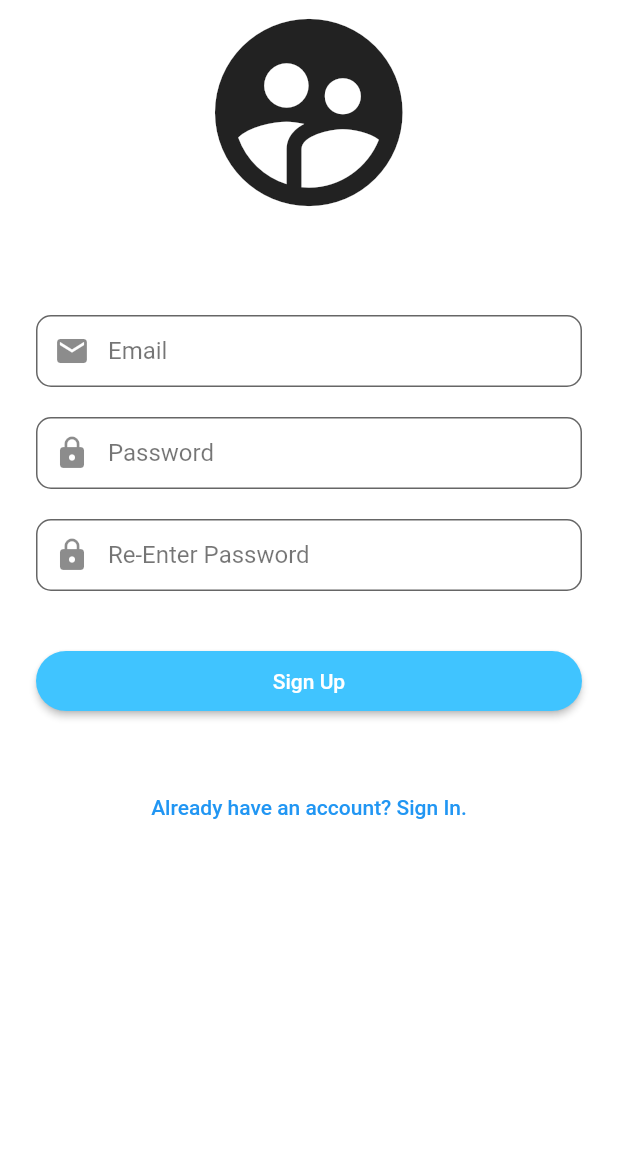
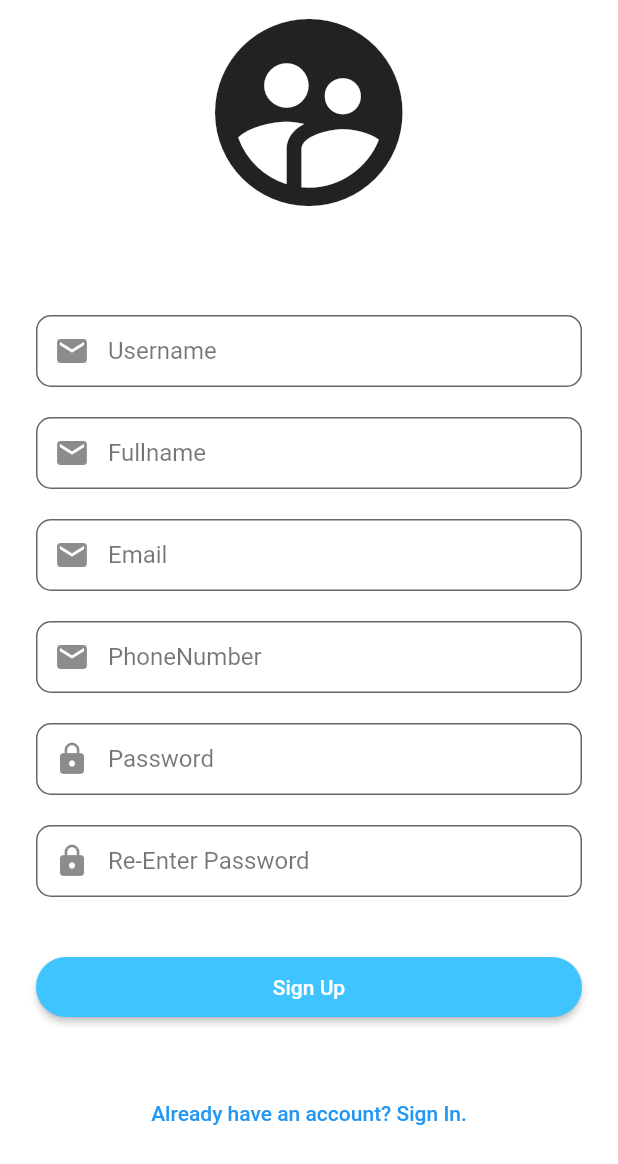
Before and after one commit to phuongluanvn/car_service_mobile, a Flutter app: the SignUpUi screen opened directly, on a phone screen of 412 x 824 dp. Shown: the top 1164 px of the screen. Run offline on Flutter 3.47's test engine with Material 2 defaults, Android fonts, the phone set to English and light mode, and no system bars; our stand-ins replace equatable, flutter_bloc, shared_preferences; missing offline and left inert: dart:js; accounts and stored records are empty.

Commit message:
LuanDP Update SignUp 1

```diff
--- a/lib/blocs/sign_up/sign_up_events.dart
+++ b/lib/blocs/sign_up/sign_up_events.dart
@@ -24,8 +24,11 @@ class SignUpPasswordChanged extends SignUpEvent {
 }
 
 class SignUpButtonPressed extends SignUpEvent {
-  // final String email;
-  // final String password;
+  final String user;
+  final String name;
+  final String phone;
+  final String email;
+  final String password;
 
-  // LoginButtonPressed({this.email, this.password});
+  SignUpButtonPressed({this.user,this.name,this.email,this.phone,this.password});
 }
--- a/lib/blocs/sign_up/sign_up_state.dart
+++ b/lib/blocs/sign_up/sign_up_state.dart
@@ -1,25 +1,17 @@
-import 'package:car_service/form_submission_status.dart';
 import 'package:equatable/equatable.dart';
 
 class SignUpState extends Equatable {
-  final String username;
-  bool get isValidUsername => username.length > 3;
-
-  final String email;
-  bool get isValidEmail => email.contains('@');
-
-  final String password;
-  bool get isValidPassword => password.length > 6;
-
-  final FormSubmissionStatus formStatus;
-
-  SignUpState({
-    this.username = '',
-    this.email = '',
-    this.password = '',
-    this.formStatus = const InitialFormStatus(),
-  });
-
   @override
   List<Object> get props => [];
 }
+
+class SignUpInitState extends SignUpState {}
+
+class SignUpLoadingState extends SignUpState {}
+
+class CustomerSignUpSuccessState extends SignUpState {}
+
+class SignUpErrorState extends SignUpState {
+  final String message;
+  SignUpErrorState({this.message});
+}
--- a/lib/main.dart
+++ b/lib/main.dart
@@ -1,5 +1,7 @@
 import 'package:car_service/blocs/login/auth_bloc.dart';
 import 'package:car_service/blocs/login/auth_state.dart';
+import 'package:car_service/blocs/sign_up/sign_up_bloc.dart';
+import 'package:car_service/blocs/sign_up/sign_up_state.dart';
 import 'package:car_service/repository/auth_repo.dart';
 import 'package:car_service/ui/Customer/CustomerHome.dart';
 import 'package:car_service/ui/LoginUi.dart';
@@ -16,7 +18,9 @@ class Auth extends StatelessWidget {
     return MultiBlocProvider(
       providers: [
         BlocProvider(
-            create: (context) => AuthBloc(LoginInitState(), AuthRepository()))
+            create: (context) => AuthBloc(LoginInitState(), AuthRepository())),
+        BlocProvider(
+            create: (context) => SignUpBloc(SignUpState(), AuthRepository()))
       ],
       child: MaterialApp(
         initialRoute: '/',
--- a/lib/ui/SignUpUi.dart
+++ b/lib/ui/SignUpUi.dart
@@ -1,6 +1,6 @@
-import 'package:car_service/blocs/login/auth_bloc.dart';
-import 'package:car_service/blocs/login/auth_events.dart';
-import 'package:car_service/blocs/login/auth_state.dart';
+import 'package:car_service/blocs/sign_up/sign_up_bloc.dart';
+import 'package:car_service/blocs/sign_up/sign_up_events.dart';
+import 'package:car_service/blocs/sign_up/sign_up_state.dart';
 import 'package:car_service/ui/LoginUi.dart';
 import 'package:flutter/material.dart';
 import 'package:flutter_bloc/flutter_bloc.dart';
@@ -11,14 +11,17 @@ class SignUpUi extends StatefulWidget {
 }
 
 class _SignUpUiState extends State<SignUpUi> {
+  TextEditingController username = TextEditingController();
+  TextEditingController fullname = TextEditingController();
   TextEditingController email = TextEditingController();
+  TextEditingController phonenumber = TextEditingController();
   TextEditingController password = TextEditingController();
   TextEditingController confirmpassword = TextEditingController();
-  AuthBloc authBloc;
+  SignUpBloc signUpBloc;
 
   @override
   void initState() {
-    authBloc = BlocProvider.of<AuthBloc>(context);
+    signUpBloc = BlocProvider.of<SignUpBloc>(context);
     super.initState();
   }
 
@@ -28,10 +31,10 @@ class _SignUpUiState extends State<SignUpUi> {
       child: Icon(Icons.supervised_user_circle, size: 150),
     );
 
-    final msg = BlocBuilder<AuthBloc, AuthState>(builder: (context, state) {
-      if (state is LoginErrorState) {
+    final msg = BlocBuilder<SignUpBloc, SignUpState>(builder: (context, state) {
+      if (state is SignUpErrorState) {
         return Text(state.message);
-      } else if (state is LoginLoadingState) {
+      } else if (state is SignUpLoadingState) {
         return Center(
           child: CircularProgressIndicator(),
         );
@@ -39,7 +42,36 @@ class _SignUpUiState extends State<SignUpUi> {
         return Container();
       }
     });
-    final username = TextField(
+
+    final user = TextField(
+      controller: username,
+      autofocus: false,
+      decoration: InputDecoration(
+        prefixIcon: Icon(Icons.email),
+        filled: true,
+        fillColor: Colors.white,
+        hintStyle: TextStyle(color: Colors.black54),
+        hintText: 'Username',
+        contentPadding: EdgeInsets.fromLTRB(20, 10, 20, 10),
+        border: OutlineInputBorder(borderRadius: BorderRadius.circular(10)),
+      ),
+    );
+
+    final name = TextField(
+      controller: fullname,
+      autofocus: false,
+      decoration: InputDecoration(
+        prefixIcon: Icon(Icons.email),
+        filled: true,
+        fillColor: Colors.white,
+        hintStyle: TextStyle(color: Colors.black54),
+        hintText: 'Fullname',
+        contentPadding: EdgeInsets.fromLTRB(20, 10, 20, 10),
+        border: OutlineInputBorder(borderRadius: BorderRadius.circular(10)),
+      ),
+    );
+
+    final emailaddress = TextField(
       controller: email,
       keyboardType: TextInputType.emailAddress,
       autofocus: false,
@@ -49,6 +81,20 @@ class _SignUpUiState extends State<SignUpUi> {
         fillColor: Colors.white,
         hintStyle: TextStyle(color: Colors.black54),
         hintText: 'Email',
+        contentPadding: EdgeInsets.fromLTRB(20, 10, 20, 10),
+        border: OutlineInputBorder(borderRadius: BorderRadius.circular(10)),
+      ),
+    );
+
+    final phone = TextField(
+      controller: phonenumber,
+      autofocus: false,
+      decoration: InputDecoration(
+        prefixIcon: Icon(Icons.email),
+        filled: true,
+        fillColor: Colors.white,
+        hintStyle: TextStyle(color: Colors.black54),
+        hintText: 'PhoneNumber',
         contentPadding: EdgeInsets.fromLTRB(20, 10, 20, 10),
         border: OutlineInputBorder(borderRadius: BorderRadius.circular(10)),
       ),
@@ -97,8 +143,12 @@ class _SignUpUiState extends State<SignUpUi> {
           borderRadius: BorderRadius.circular(24),
         ),
         onPressed: () {
-          authBloc.add(
-              LoginButtonPressed(email: email.text, password: password.text));
+          signUpBloc.add(SignUpButtonPressed(
+              user: username.text,
+              name: fullname.text,
+              email: email.text,
+              phone: phonenumber.text,
+              password: password.text));
         },
         padding: EdgeInsets.all(12),
         color: Colors.lightBlueAccent,
@@ -120,13 +170,9 @@ class _SignUpUiState extends State<SignUpUi> {
 
     return Scaffold(
       backgroundColor: Colors.white,
-      body: BlocListener<AuthBloc, AuthState>(
+      body: BlocListener<SignUpBloc, SignUpState>(
         listener: (context, state) {
-          if (state is ManagerLoginSuccessState) {
-            Navigator.pushNamed(context, '/manager');
-          } else if (state is StaffLoginSuccessState) {
-            Navigator.pushNamed(context, '/staff');
-          } else if (state is CustomerLoginSuccessState) {
+          if (state is CustomerSignUpSuccessState) {
             Navigator.pushNamed(context, '/customer');
           }
         },
@@ -142,7 +188,19 @@ class _SignUpUiState extends State<SignUpUi> {
             SizedBox(
               height: 40,
             ),
-            username,
+            user,
+            SizedBox(
+              height: 20,
+            ),
+            name,
+            SizedBox(
+              height: 20,
+            ),
+            emailaddress,
+            SizedBox(
+              height: 20,
+            ),
+            phone,
             SizedBox(
               height: 20,
             ),
```
Also changed, not shown: lib/blocs/sign_up/sign_up_bloc.dart (+24 -16 lines), lib/repository/auth_repo.dart (+43 -0 lines).
